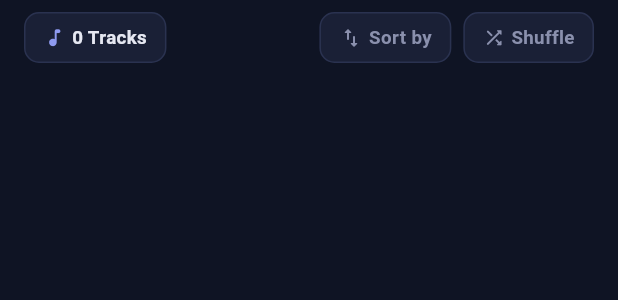
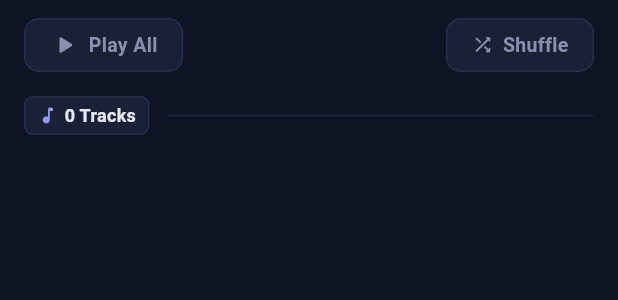
Before and after one commit to mohmdsajawl/Dozetone, a Flutter app: the LibraryActionBar widget shown alone on an empty page, opened directly with empty values, on a phone screen of 412 x 824 dp. Shown: the top 300 px of the screen. Run offline on Flutter 3.47's test engine with Material 3 defaults, Android fonts, the phone set to English and light mode, and no system bars; our stand-ins replace audio_service, flutter_riverpod, flutter_svg, go_router, just_audio, permission_handler and 1 more; missing offline and left inert: audio_session; accounts and stored records are empty; Roboto replaces fonts that are missing (Poppins); project files that could hold a hidden picture were left out.

Commit message:
feat(library): refine navbar layout, add play-all action, and fix playback issues

```diff
--- a/lib/core/constants/app_dimensions.dart
+++ b/lib/core/constants/app_dimensions.dart
@@ -4,7 +4,8 @@ import 'package:flutter/material.dart';
 ///
 /// Ensures no magic numbers exist in widgets.
 abstract final class AppDimensions {
-  // Spacing scale (4, 6, 8, 12, 16, 24, 32, 48)
+  // Spacing scale (2, 4, 6, 8, 12, 16, 24, 32, 48)
+  static const double space2 = 2.0;
   static const double space4 = 4.0;
   static const double space6 = 6.0;
   static const double space8 = 8.0;
--- a/lib/l10n/app_en.arb
+++ b/lib/l10n/app_en.arb
@@ -16,6 +16,10 @@
   "scanningMusic": "Scanning your music...",
   "@scanningMusic": {
     "description": "Loading state label while searching for audio files"
+  },
+  "playAll": "Play All",
+  "@playAll": {
+    "description": "Button to start playback from the beginning of all songs"
   },
   "shuffle": "Shuffle",
   "@shuffle": {
--- a/lib/view/library/widgets/library_action_bar.dart
+++ b/lib/view/library/widgets/library_action_bar.dart
@@ -4,24 +4,24 @@ import '../../../core/theme/app_colors.dart';
 import '../../../core/theme/app_text_styles.dart';
 import '../../../l10n/generated/app_localizations.dart';
 
-/// Quick Action Bar below the Library header.
+/// Action bar below the Library navbar tabs.
 ///
-/// Features consistent 34 dp height across all elements:
-/// track count badge, sort action button, and vibrant cyan shuffle button.
+/// Houses left-aligned Play All and right-aligned Shuffle box buttons,
+/// followed by an anchored, highlighted track count section header for the list.
 class LibraryActionBar extends StatelessWidget {
   final int songCount;
+  final VoidCallback onPlayAllTap;
   final VoidCallback onShuffleTap;
-  final VoidCallback onSortTap;
 
   const LibraryActionBar({
     super.key,
     required this.songCount,
+    required this.onPlayAllTap,
     required this.onShuffleTap,
-    required this.onSortTap,
   });
 
-  static const double _controlHeight = 34.0;
-  static const BorderRadius _controlBorderRadius =
+  static const double _buttonHeight = 36.0;
+  static const BorderRadius _boxBorderRadius =
       BorderRadius.all(Radius.circular(10.0));
 
   @override
@@ -30,72 +30,58 @@ class LibraryActionBar extends StatelessWidget {
     final isEnabled = songCount > 0;
 
     return Padding(
+      padding: const EdgeInsets.only(
+        left: AppDimensions.space16,
+        right: AppDimensions.space16,
+        top: AppDimensions.space12,
+        bottom: AppDimensions.space4,
+      ),
+      child: Column(
+        crossAxisAlignment: CrossAxisAlignment.start,
+        children: <Widget>[
+          // Actions Row: Left-aligned Play All and Right-aligned Shuffle
+          Row(
+            mainAxisAlignment: MainAxisAlignment.spaceBetween,
+            children: <Widget>[
+              // 1. Left-aligned Play All Box Button
+              Material(
+                color: Colors.transparent,
+                child: InkWell(
+                  onTap: isEnabled ? onPlayAllTap : null,
+                  borderRadius: _boxBorderRadius,
+                  child: Container(
+                    height: _buttonHeight,
                     padding: const EdgeInsets.symmetric(
                       horizontal: AppDimensions.space16,
-        vertical: AppDimensions.space8,
                     ),
-      child: Row(
-        children: <Widget>[
-          // 1. Track count badge
-          Container(
-            height: _controlHeight,
-            padding: const EdgeInsets.symmetric(horizontal: AppDimensions.space12),
                     decoration: BoxDecoration(
                       color: AppColors.surface,
-              borderRadius: _controlBorderRadius,
-              border: Border.all(color: AppColors.outline),
+                      borderRadius: _boxBorderRadius,
+                      border: Border.all(
+                        color: AppColors.outline.withValues(alpha: 0.8),
+                        width: 1.0,
+                      ),
                     ),
                     child: Row(
                       mainAxisSize: MainAxisSize.min,
                       children: <Widget>[
-                const Icon(
-                  Icons.music_note_rounded,
-                  size: 15.0,
-                  color: AppColors.accent,
+                        Icon(
+                          Icons.play_arrow_rounded,
+                          size: 20.0,
+                          color: isEnabled
+                              ? AppColors.accent
+                              : AppColors.textSecondary,
                         ),
-                const SizedBox(width: AppDimensions.space4),
+                        const SizedBox(width: AppDimensions.space6),
                         Text(
-                  l10n.songsCount(songCount),
-                  style: AppTextStyles.caption.copyWith(
-                    color: AppColors.textPrimary,
+                          l10n.playAll,
+                          style: TextStyle(
+                            fontFamily: AppTextStyles.fontFamily,
+                            fontSize: 13.0,
                             fontWeight: FontWeight.w600,
-                    fontSize: 12.5,
-                  ),
-                ),
-              ],
-            ),
-          ),
-          const Spacer(),
-
-          // 2. Sort button
-          Material(
-            color: Colors.transparent,
-            child: InkWell(
-              onTap: onSortTap,
-              borderRadius: _controlBorderRadius,
-              child: Container(
-                height: _controlHeight,
-                padding: const EdgeInsets.symmetric(horizontal: AppDimensions.space12),
-                decoration: BoxDecoration(
-                  color: AppColors.surface,
-                  borderRadius: _controlBorderRadius,
-                  border: Border.all(color: AppColors.outline),
-                ),
-                child: Row(
-                  mainAxisSize: MainAxisSize.min,
-                  children: <Widget>[
-                    const Icon(
-                      Icons.swap_vert_rounded,
-                      size: 16.0,
-                      color: AppColors.textSecondary,
-                    ),
-                    const SizedBox(width: AppDimensions.space4),
-                    Text(
-                      l10n.sortBy,
-                      style: AppTextStyles.caption.copyWith(
-                        color: AppColors.textSecondary,
-                        fontWeight: FontWeight.w600,
-                        fontSize: 12.5,
+                            color: isEnabled
+                                ? AppColors.textPrimary
+                                : AppColors.textSecondary,
                           ),
                         ),
                       ],
@@ -103,21 +89,36 @@ class LibraryActionBar extends StatelessWidget {
                   ),
                 ),
               ),
-          const SizedBox(width: AppDimensions.space8),
 
-          // 3. Shuffle pill button
+              // 2. Right-aligned Shuffle Box Button
               Material(
                 color: Colors.transparent,
                 child: InkWell(
                   onTap: isEnabled ? onShuffleTap : null,
-              borderRadius: _controlBorderRadius,
+                  borderRadius: _boxBorderRadius,
                   child: Container(
-                height: _controlHeight,
-                padding: const EdgeInsets.symmetric(horizontal: AppDimensions.space12),
+                    height: _buttonHeight,
+                    padding: const EdgeInsets.symmetric(
+                      horizontal: AppDimensions.space16,
+                    ),
                     decoration: BoxDecoration(
                       color: isEnabled ? AppColors.accent : AppColors.surface,
-                  borderRadius: _controlBorderRadius,
-                  border: isEnabled ? null : Border.all(color: AppColors.outline),
+                      borderRadius: _boxBorderRadius,
+                      border: isEnabled
+                          ? null
+                          : Border.all(
+                              color: AppColors.outline.withValues(alpha: 0.8),
+                              width: 1.0,
+                            ),
+                      boxShadow: isEnabled
+                          ? <BoxShadow>[
+                              BoxShadow(
+                                color: AppColors.accent.withValues(alpha: 0.25),
+                                blurRadius: 8.0,
+                                offset: const Offset(0, 2),
+                              ),
+                            ]
+                          : null,
                     ),
                     child: Row(
                       mainAxisSize: MainAxisSize.min,
@@ -125,15 +126,20 @@ class LibraryActionBar extends StatelessWidget {
                         Icon(
                           Icons.shuffle_rounded,
                           size: 15.0,
-                      color: isEnabled ? AppColors.background : AppColors.textSecondary,
+                          color: isEnabled
+                              ? AppColors.onAccent
+                              : AppColors.textSecondary,
                         ),
-                    const SizedBox(width: AppDimensions.space4),
+                        const SizedBox(width: AppDimensions.space6),
                         Text(
                           l10n.shuffle,
                           style: TextStyle(
-                        fontSize: 12.5,
+                            fontFamily: AppTextStyles.fontFamily,
+                            fontSize: 13.0,
                             fontWeight: FontWeight.w700,
-                        color: isEnabled ? AppColors.background : AppColors.textSecondary,
+                            color: isEnabled
+                                ? AppColors.onAccent
+                                : AppColors.textSecondary,
                             letterSpacing: 0.2,
                           ),
                         ),
@@ -144,6 +150,57 @@ class LibraryActionBar extends StatelessWidget {
               ),
             ],
           ),
+          const SizedBox(height: AppDimensions.space16),
+
+          // Highlighted Track Count Header anchored directly to the song list below
+          Row(
+            children: <Widget>[
+              Container(
+                padding: const EdgeInsets.symmetric(
+                  horizontal: AppDimensions.space8,
+                  vertical: 3.5,
+                ),
+                decoration: BoxDecoration(
+                  color: AppColors.surface,
+                  borderRadius: BorderRadius.circular(6.0),
+                  border: Border.all(
+                    color: AppColors.outline.withValues(alpha: 0.8),
+                    width: 1.0,
+                  ),
+                ),
+                child: Row(
+                  mainAxisSize: MainAxisSize.min,
+                  children: <Widget>[
+                    const Icon(
+                      Icons.music_note_rounded,
+                      size: 14.0,
+                      color: AppColors.accent,
+                    ),
+                    const SizedBox(width: AppDimensions.space4),
+                    Text(
+                      l10n.songsCount(songCount),
+                      style: const TextStyle(
+                        fontFamily: AppTextStyles.fontFamily,
+                        color: AppColors.textPrimary,
+                        fontWeight: FontWeight.w600,
+                        fontSize: 12.0,
+                        letterSpacing: 0.2,
+                      ),
+                    ),
+                  ],
+                ),
+              ),
+              const SizedBox(width: AppDimensions.space12),
+              Expanded(
+                child: Container(
+                  height: 1.0,
+                  color: AppColors.outline.withValues(alpha: 0.5),
+                ),
+              ),
+            ],
+          ),
+        ],
+      ),
     );
   }
 }
```
Also changed, not shown: lib/data/repositories/player_repository.dart (+7 -0 lines), lib/data/services/audio_handler.dart (+52 -3 lines), lib/view/library/library_view.dart (+24 -2 lines), lib/view/library/widgets/library_header.dart (+11 -0 lines), lib/view/library/widgets/library_tab_pills.dart (+94 -49 lines), lib/view_model/player/player_view_model.dart (+9 -0 lines), lib/l10n/generated/app_localizations.dart, lib/l10n/generated/app_localizations_en.dart, 1 other file. Lines whose indentation alone changed are shown as unchanged.
